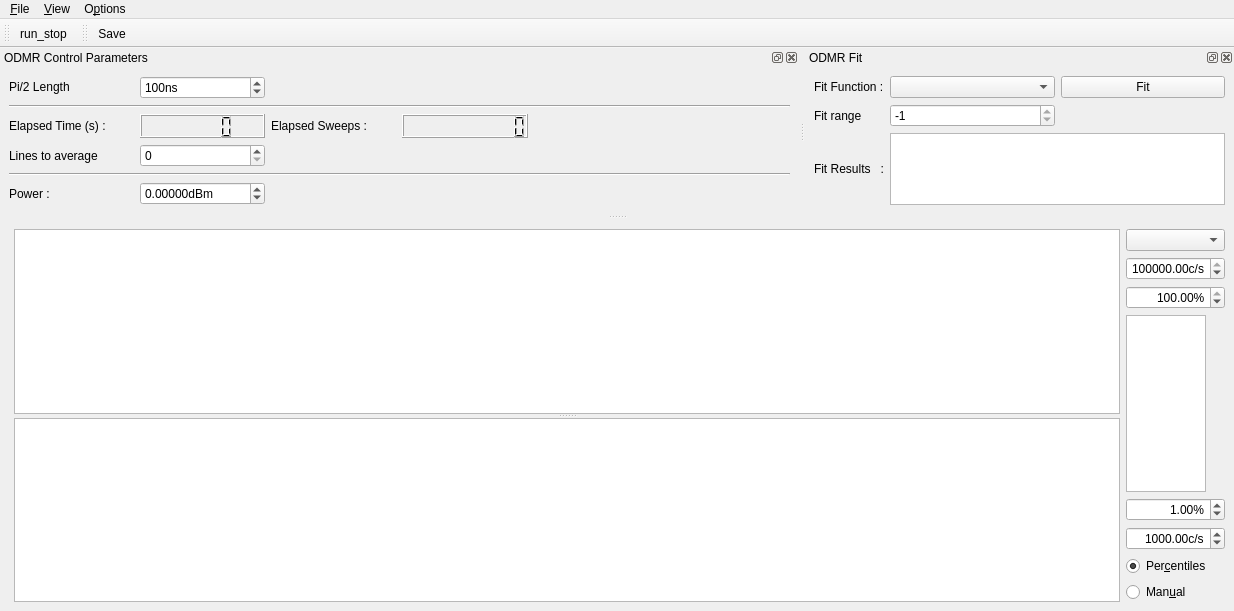
Old version of the form gui/podmr/ui_odmrgui.ui in the repository sriharijayaram5/qudi.
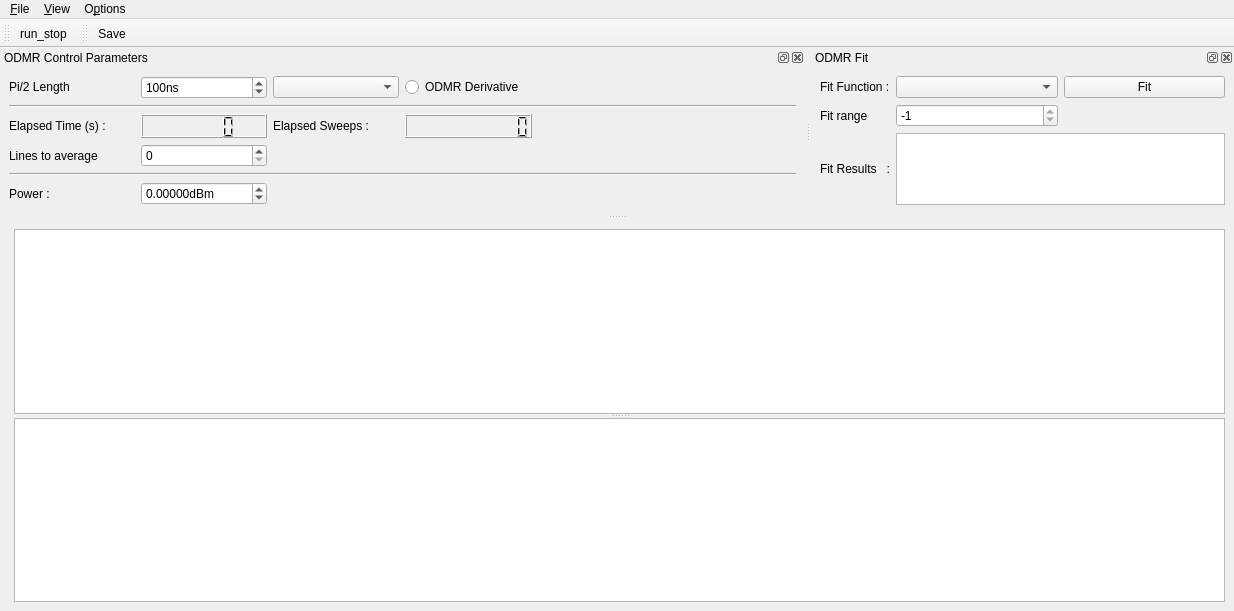
New version of the form. Icons and pictures are not drawn. Custom widgets are drawn as their Qt base class.

Commit message: PODMR GUI upgrades

The edit to the form file:
```diff
--- a/gui/podmr/ui_odmrgui.ui
+++ b/gui/podmr/ui_odmrgui.ui
@@ -17,8 +17,8 @@
    <string>qudi: Pulsed ODMR</string>
   </property>
   <widget class="QWidget" name="centralwidget">
-   <layout class="QHBoxLayout" name="horizontalLayout">
-    <item>
+   <layout class="QGridLayout" name="gridLayout_3">
+    <item row="0" column="0">
      <spacer name="horizontalSpacer">
       <property name="orientation">
        <enum>Qt::Horizontal</enum>
@@ -31,7 +31,7 @@
       </property>
      </spacer>
     </item>
-    <item>
+    <item row="0" column="1">
      <widget class="QSplitter" name="splitter">
       <property name="sizePolicy">
        <sizepolicy hsizetype="Preferred" vsizetype="Expanding">
@@ -60,152 +60,6 @@
       </widget>
      </widget>
     </item>
-    <item>
-     <layout class="QVBoxLayout" name="verticalLayout">
-      <item>
-       <widget class="QComboBox" name="odmr_channel_ComboBox"/>
-      </item>
-      <item>
-       <widget class="ScienDSpinBox" name="odmr_cb_max_DoubleSpinBox">
-        <property name="maximumSize">
-         <size>
-          <width>100</width>
-          <height>16777215</height>
-         </size>
-        </property>
-        <property name="alignment">
-         <set>Qt::AlignRight|Qt::AlignTrailing|Qt::AlignVCenter</set>
-        </property>
-        <property name="suffix">
-         <string>c/s</string>
-        </property>
-        <property name="minimum">
-         <double>-10.000000000000000</double>
-        </property>
-        <property name="maximum">
-         <double>1000000000.000000000000000</double>
-        </property>
-        <property name="value">
-         <double>100000.000000000000000</double>
-        </property>
-       </widget>
-      </item>
-      <item>
-       <widget class="ScienDSpinBox" name="odmr_cb_high_percentile_DoubleSpinBox">
-        <property name="maximumSize">
-         <size>
-          <width>100</width>
-          <height>16777215</height>
-         </size>
-        </property>
-        <property name="alignment">
-         <set>Qt::AlignRight|Qt::AlignTrailing|Qt::AlignVCenter</set>
-        </property>
-        <property name="suffix">
-         <string>%</string>
-        </property>
-        <property name="minimum">
-         <double>0.000000000000000</double>
-        </property>
-        <property name="maximum">
-         <double>100.000000000000000</double>
-        </property>
-        <property name="value">
-         <double>100.000000000000000</double>
-        </property>
-       </widget>
-      </item>
-      <item>
-       <widget class="PlotWidget" name="odmr_cb_PlotWidget">
-        <property name="sizePolicy">
-         <sizepolicy hsizetype="Expanding" vsizetype="Expanding">
-          <horstretch>0</horstretch>
-          <verstretch>0</verstretch>
-         </sizepolicy>
-        </property>
-        <property name="maximumSize">
-         <size>
-          <width>80</width>
-          <height>16777215</height>
-         </size>
-        </property>
-       </widget>
-      </item>
-      <item>
-       <widget class="ScienDSpinBox" name="odmr_cb_low_percentile_DoubleSpinBox">
-        <property name="maximumSize">
-         <size>
-          <width>100</width>
-          <height>16777215</height>
-         </size>
-        </property>
-        <property name="alignment">
-         <set>Qt::AlignRight|Qt::AlignTrailing|Qt::AlignVCenter</set>
-        </property>
-        <property name="suffix">
-         <string>%</string>
-        </property>
-        <property name="minimum">
-         <double>0.000000000000000</double>
-        </property>
-        <property name="maximum">
-         <double>100.000000000000000</double>
-        </property>
-        <property name="value">
-         <double>1.000000000000000</double>
-        </property>
-       </widget>
-      </item>
-      <item>
-       <widget class="ScienDSpinBox" name="odmr_cb_min_DoubleSpinBox">
-        <property name="maximumSize">
-         <size>
-          <width>100</width>
-          <height>16777215</height>
-         </size>
-        </property>
-        <property name="alignment">
-         <set>Qt::AlignRight|Qt::AlignTrailing|Qt::AlignVCenter</set>
-        </property>
-        <property name="suffix">
-         <string>c/s</string>
-        </property>
-        <property name="minimum">
-         <double>-10.000000000000000</double>
-        </property>
-        <property name="maximum">
-         <double>1000000000.000000000000000</double>
-        </property>
-        <property name="value">
-         <double>1000.000000000000000</double>
-        </property>
-       </widget>
-      </item>
-      <item>
-       <widget class="QRadioButton" name="odmr_cb_centiles_RadioButton">
-        <property name="text">
-         <string>Per&amp;centiles</string>
-        </property>
-        <property name="checked">
-         <bool>true</bool>
-        </property>
-        <attribute name="buttonGroup">
-         <string notr="true">buttonGroup</string>
-        </attribute>
-       </widget>
-      </item>
-      <item>
-       <widget class="QRadioButton" name="odmr_cb_manual_RadioButton">
-        <property name="text">
-         <string>Man&amp;ual</string>
-        </property>
-        <attribute name="buttonGroup">
-         <string notr="true">buttonGroup</string>
-        </attribute>
-       </widget>
-      </item>
-     </layout>
-    </item>
    </layout>
   </widget>
   <widget class="QMenuBar" name="menubar">
@@ -264,7 +118,7 @@
    </property>
    <property name="minimumSize">
     <size>
-     <width>388</width>
+     <width>433</width>
      <height>159</height>
     </size>
    </property>
@@ -456,6 +310,16 @@
        </property>
       </widget>
      </item>
+     <item row="0" column="2">
+      <widget class="QComboBox" name="odmr_channel_ComboBox"/>
+     </item>
+     <item row="0" column="3">
+      <widget class="QRadioButton" name="odmr_derivative_radioButton">
+       <property name="text">
+        <string>ODMR Derivative</string>
+       </property>
+      </widget>
+     </item>
     </layout>
    </widget>
   </widget>
```
Left out of the diff: 7 changed lines with no effect on the pictures. The commit also changes 1 other file.
